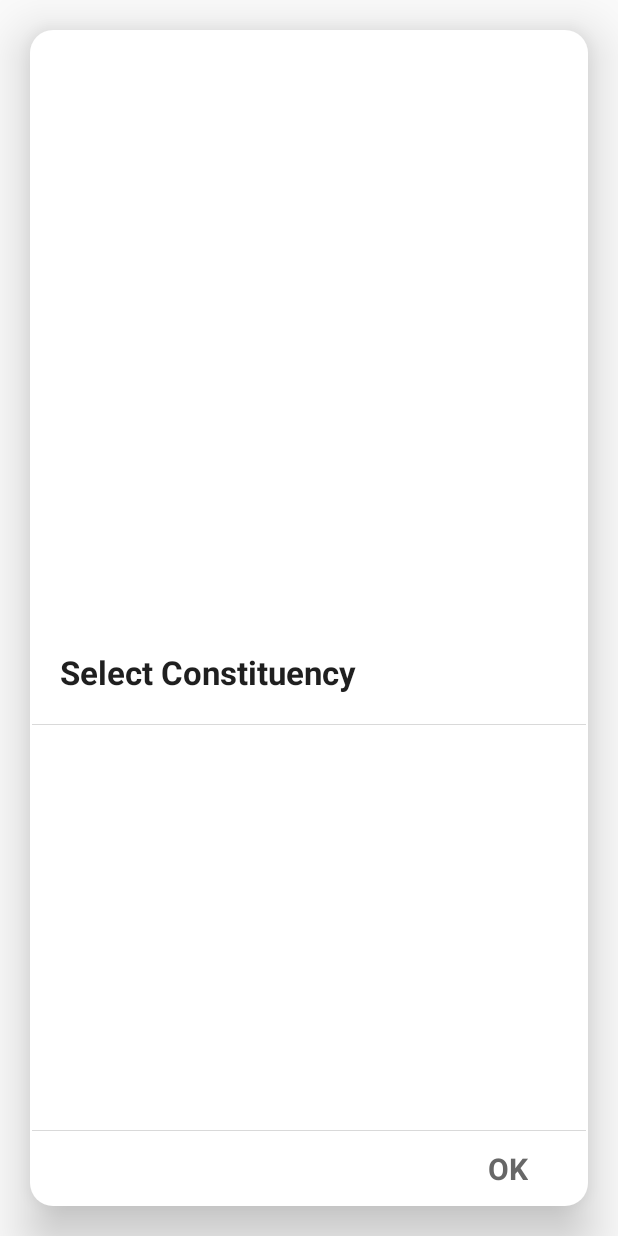
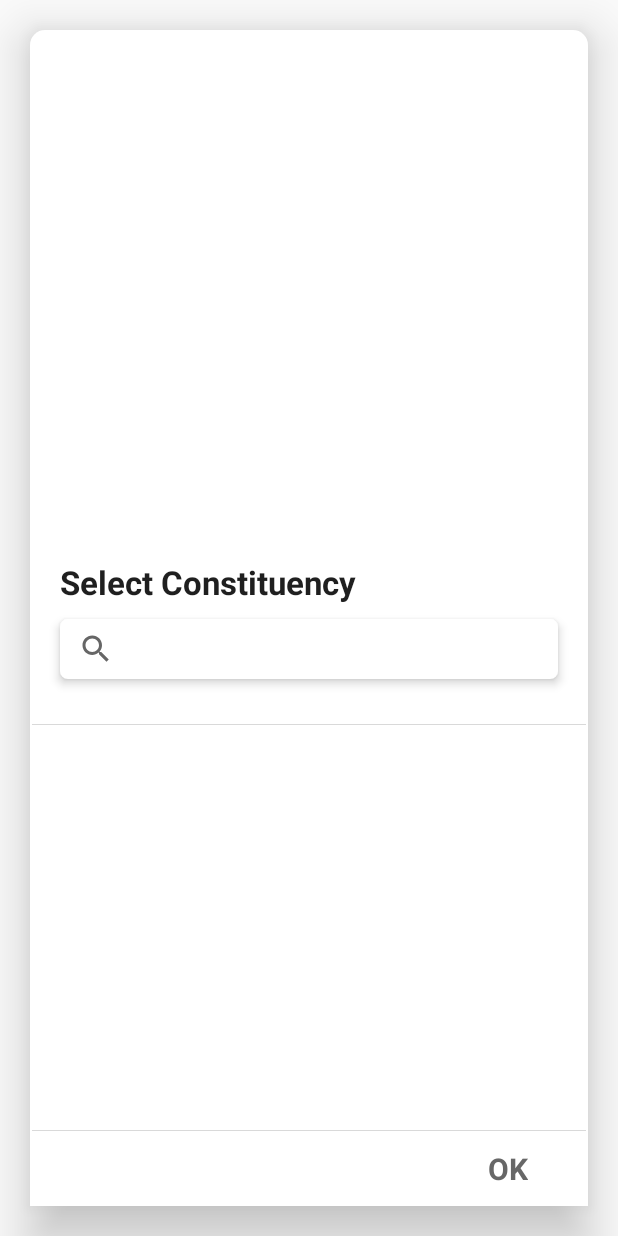
Before and after one commit to Projects-HST/Constituent, an Android app: the layout select_constituency_spinner.xml on its own in the app's theme, with its tools: preview values and no code run, on a phone screen of 412 x 824 dp. Run offline under Robolectric (Android 15) with nearby library versions, the phone set to English and light mode, and no system bars.

Commit message:
Minesh Commit

```diff
--- /dev/null
+++ b/app/src/main/res/drawable/shadow_round_top.xml
@@ -0,0 +1,14 @@
+<?xml version="1.0" encoding="utf-8"?>
+<selector xmlns:android="http://schemas.android.com/apk/res/android">
+<item>
+    <layer-list>
+        <item>
+            <shape>
+                <solid android:color="@color/white"/>
+                <corners android:topLeftRadius="10dp"
+                    android:topRightRadius="10dp"/>
+            </shape>
+        </item>
+    </layer-list>
+</item>
+</selector>
--- a/app/src/main/res/layout/activity_splashscreen.xml
+++ b/app/src/main/res/layout/activity_splashscreen.xml
@@ -8,13 +8,13 @@
     <TextView
         android:layout_width="140dp"
         android:layout_height="140dp"
+        android:background="@drawable/default_logo"
+        android:fontFamily="@font/bold"
+        android:gravity="center"
+        android:padding="10dp"
         android:text="@string/app_title"
         android:textColor="@color/black"
         android:textSize="50sp"
-        android:textStyle="bold"
-        android:background="@drawable/default_logo"
-        android:gravity="center"
-        android:padding="10dp"
         app:layout_constraintBottom_toBottomOf="parent"
         app:layout_constraintLeft_toLeftOf="parent"
         app:layout_constraintRight_toRightOf="parent"
--- a/app/src/main/res/layout/select_constituency_spinner.xml
+++ b/app/src/main/res/layout/select_constituency_spinner.xml
@@ -2,8 +2,9 @@
 <LinearLayout xmlns:android="http://schemas.android.com/apk/res/android"
     android:layout_width="match_parent"
     android:layout_height="match_parent"
+    xmlns:app="http://schemas.android.com/apk/res-auto"
     android:layout_margin="20dp"
-    android:background="@drawable/shadow_oval"
+    android:background="@drawable/shadow_round_top"
     android:elevation="20dp"
     android:gravity="bottom"
     android:orientation="vertical">
@@ -18,6 +19,26 @@
         android:textColor="@color/black"
         android:textSize="22sp"
         android:textStyle="bold" />
+
+    <LinearLayout
+        android:layout_width="match_parent"
+        android:layout_height="60dp">
+
+        <androidx.appcompat.widget.SearchView
+            android:id="@+id/search_constituent"
+            android:layout_width="match_parent"
+            android:layout_height="wrap_content"
+            android:layout_marginTop="10dp"
+            android:layout_marginBottom="10dp"
+            android:layout_marginStart="20dp"
+            android:layout_marginEnd="20dp"
+            android:background="@drawable/shadow_round"
+            android:clickable="true"
+            app:iconifiedByDefault="true"
+            android:elevation="4dp"/>
+
+
+    </LinearLayout>
 
     <View
         android:layout_width="match_parent"
```
Also changed, not shown: app/src/main/res/font/black.ttf (added), app/src/main/res/font/bold.ttf (added), app/src/main/res/font/light.ttf (added), app/src/main/res/font/medium.ttf (added), app/src/main/res/font/regular.ttf (added).
